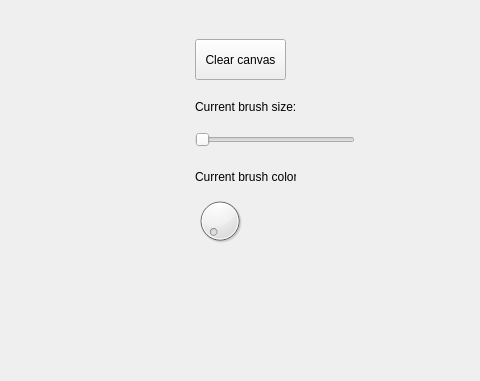
Before: the Qt Designer form main.ui in alimq/api, drawn with Qt 5; both pictures show x 125 to 605 and y 0 to 381 of the 1490 by 689 pixel window.
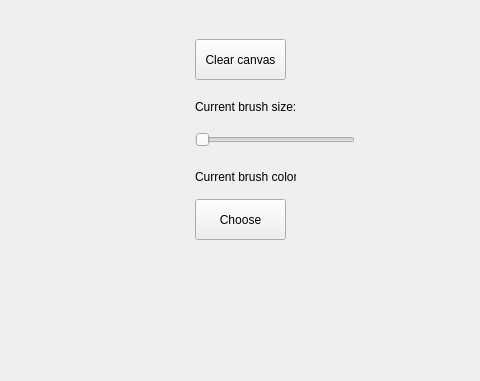
After: the same form once the commit is applied. Custom widgets are drawn as their Qt base class.

```diff
--- a/main.ui
+++ b/main.ui
@@ -74,16 +74,6 @@
         <string>Current brush size:</string>
        </property>
       </widget>
-      <widget class="QDial" name="brushColorDial">
-       <property name="geometry">
-        <rect>
-         <x>20</x>
-         <y>180</y>
-         <width>50</width>
-         <height>64</height>
-        </rect>
-       </property>
-      </widget>
       <widget class="QLabel" name="brushColorLabel">
        <property name="geometry">
         <rect>
@@ -97,6 +87,19 @@
         <string>Current brush color:</string>
        </property>
       </widget>
+      <widget class="QPushButton" name="brushColorButton">
+       <property name="geometry">
+        <rect>
+         <x>20</x>
+         <y>190</y>
+         <width>91</width>
+         <height>41</height>
+        </rect>
+       </property>
+       <property name="text">
+        <string>Choose</string>
+       </property>
+      </widget>
      </widget>
     </item>
     <item alignment="Qt::AlignLeft">
```
